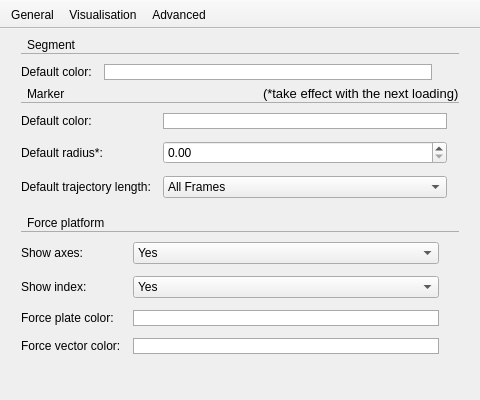
Above: Tools/Mokka/Preferences_mac.ui from Biomechanical-ToolKit/BTKCore before the change. Below: the same form after it.
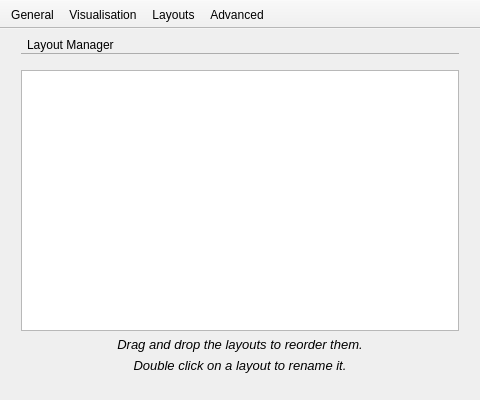
That is the form after the change. Icons and pictures are not drawn. Custom widgets are drawn as their Qt base class.

Commit message: [ENH] Mokka: New Layout Manager to save and load the layout of the views and their properties. Could not compile under Windows/Linux at this moment.

What changed in the file:
```diff
--- a/Tools/Mokka/Preferences_mac.ui
+++ b/Tools/Mokka/Preferences_mac.ui
@@ -41,7 +41,7 @@
       <x>12</x>
       <y>0</y>
       <width>456</width>
-      <height>390</height>
+      <height>388</height>
      </rect>
     </property>
     <property name="minimumSize">
@@ -57,7 +57,7 @@
      </size>
     </property>
     <property name="currentIndex">
-     <number>1</number>
+     <number>2</number>
     </property>
     <widget class="QWidget" name="generalPage">
      <layout class="QVBoxLayout" name="verticalLayout_9">
@@ -951,6 +951,125 @@
       </item>
      </layout>
     </widget>
+    <widget class="QWidget" name="layoutsPage">
+     <layout class="QVBoxLayout" name="verticalLayout_22">
+      <item>
+       <layout class="QVBoxLayout" name="verticalLayout_20" stretch="0,1">
+        <property name="spacing">
+         <number>6</number>
+        </property>
+        <item>
+         <layout class="QVBoxLayout" name="verticalLayout_21">
+          <property name="spacing">
+           <number>0</number>
+          </property>
+          <item>
+           <layout class="QHBoxLayout" name="horizontalLayout_17">
+            <property name="spacing">
+             <number>0</number>
+            </property>
+            <item>
+             <spacer name="horizontalSpacer_30">
+              <property name="orientation">
+               <enum>Qt::Horizontal</enum>
+              </property>
+              <property name="sizeType">
+               <enum>QSizePolicy::Fixed</enum>
+              </property>
+              <property name="sizeHint" stdset="0">
+               <size>
+                <width>6</width>
+                <height>1</height>
+               </size>
+              </property>
+             </spacer>
+            </item>
+            <item>
+             <widget class="QLabel" name="label_17">
+              <property name="text">
+               <string>Layout Manager</string>
+              </property>
+             </widget>
+            </item>
+           </layout>
+          </item>
+          <item>
+           <widget class="Line" name="line_8">
+            <property name="styleSheet">
+             <string notr="true">color: rgb(173,173,173);</string>
+            </property>
+            <property name="frameShadow">
+             <enum>QFrame::Plain</enum>
+            </property>
+            <property name="orientation">
+             <enum>Qt::Horizontal</enum>
+            </property>
+           </widget>
+          </item>
+         </layout>
+        </item>
+        <item>
+         <layout class="QVBoxLayout" name="verticalLayout_16">
+          <property name="topMargin">
+           <number>9</number>
+          </property>
+          <item>
+           <widget class="LayoutsTableWidget" name="layoutTable"/>
+          </item>
+          <item>
+           <widget class="QLabel" name="label_20">
+            <property name="font">
+             <font>
+              <pointsize>10</pointsize>
+              <italic>true</italic>
+             </font>
+            </property>
+            <property name="text">
+             <string>Drag and drop the layouts to reorder them.</string>
+            </property>
+            <property name="alignment">
+             <set>Qt::AlignCenter</set>
+            </property>
+           </widget>
+          </item>
+          <item>
+           <widget class="QLabel" name="label_19">
+            <property name="font">
+             <font>
+              <pointsize>10</pointsize>
+              <italic>true</italic>
+             </font>
+            </property>
+            <property name="text">
+             <string>Double click on a layout to rename it.</string>
+            </property>
+            <property name="alignment">
+             <set>Qt::AlignCenter</set>
+            </property>
+           </widget>
+          </item>
+         </layout>
+        </item>
+       </layout>
+      </item>
+      <item>
+       <spacer name="verticalSpacer_4">
+        <property name="orientation">
+         <enum>Qt::Vertical</enum>
+        </property>
+        <property name="sizeType">
+         <enum>QSizePolicy::Fixed</enum>
+        </property>
+        <property name="sizeHint" stdset="0">
+         <size>
+          <width>20</width>
+          <height>35</height>
+         </size>
+        </property>
+       </spacer>
+      </item>
+     </layout>
+    </widget>
     <widget class="QWidget" name="advancedPage">
      <layout class="QVBoxLayout" name="verticalLayout_19">
       <property name="spacing">
@@ -1078,6 +1197,7 @@
    </attribute>
    <addaction name="actionGeneral"/>
    <addaction name="actionVisualisation"/>
+   <addaction name="actionLayouts"/>
    <addaction name="actionAdvanced"/>
   </widget>
   <action name="actionGeneral">
@@ -1110,7 +1230,23 @@
     <string>Advanced</string>
    </property>
   </action>
+  <action name="actionLayouts">
+   <property name="icon">
+    <iconset resource="images.qrc">
+     <normaloff>:/Resources/Images/layout.png</normaloff>:/Resources/Images/layout.png</iconset>
+   </property>
+   <property name="text">
+    <string>Layouts</string>
+   </property>
+  </action>
  </widget>
+ <customwidgets>
+  <customwidget>
+   <class>LayoutsTableWidget</class>
+   <extends>QTableWidget</extends>
+   <header>Preferences_Layouts.h</header>
+  </customwidget>
+ </customwidgets>
  <resources>
   <include location="images.qrc"/>
  </resources>
```
The commit also changes 22 other files.
